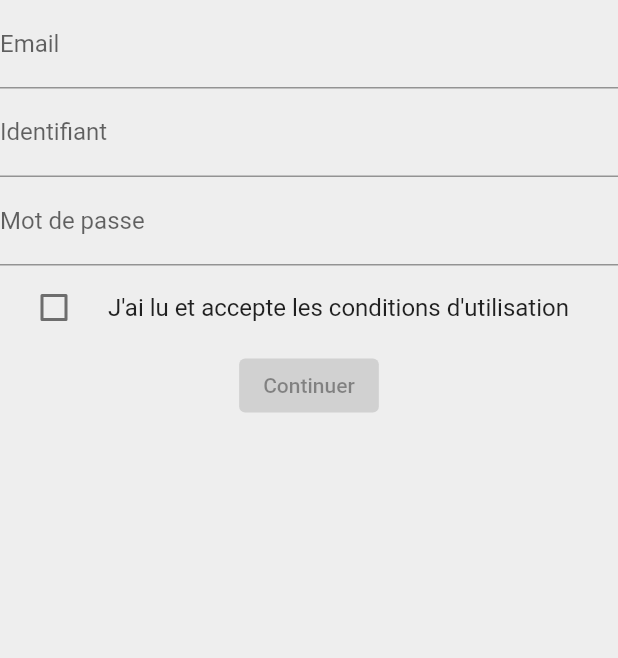
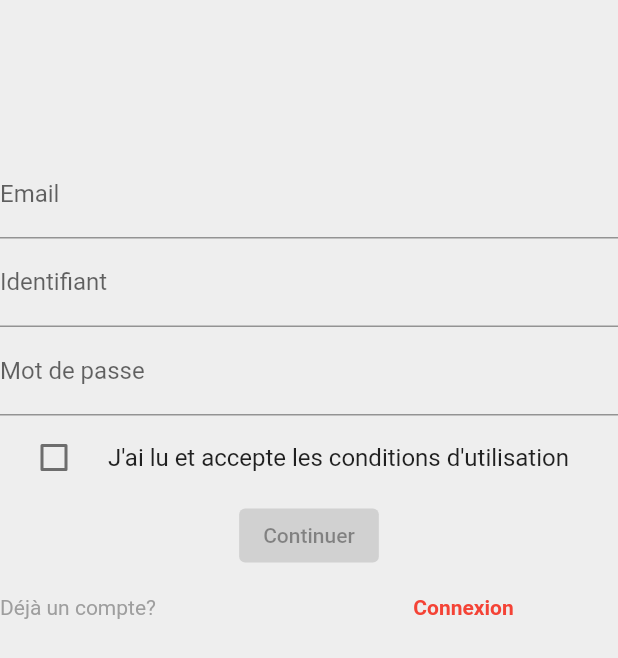
Before and after one commit to Anthony-Amico/squareMobil, a Flutter app: the Signup screen opened directly, on a phone screen of 412 x 824 dp. Shown: the top 658 px of the screen. Run offline on Flutter 3.47's test engine with Material 2 defaults, Android fonts, the phone set to English and light mode, and no system bars.

Commit message:
ludo_creation de compte

```diff
--- a/lib/src/Signup.dart
+++ b/lib/src/Signup.dart
@@ -33,7 +33,7 @@ class Signup extends StatelessWidget {
           child: Column(
             mainAxisAlignment: MainAxisAlignment.center,
             children: [
-              const SizedBox(height: 0),
+              const SizedBox(height: 100),
               const MyStatefulWidget(),
             ],
           ),
@@ -84,6 +84,7 @@ class _MyStatefulWidgetState extends State<MyStatefulWidget> {
 
       child: Column(
         crossAxisAlignment: CrossAxisAlignment.start,
+        mainAxisSize: MainAxisSize.max,
         children: <Widget>[
           TextFormField(
             controller: emailController,
@@ -154,6 +155,27 @@ class _MyStatefulWidgetState extends State<MyStatefulWidget> {
               child: const Text('Continuer'),
             ),
           ),
+          Row(
+            children: [
+              Expanded(child: Text('Déjà un compte?',
+                style: TextStyle(
+                  color: Colors.grey)
+                ),
+              ),
+              Expanded(child: TextButton(
+                child: const Text('Connexion',
+                  style: TextStyle(
+                    color: Colors.red,
+                    fontWeight: FontWeight.bold
+                  ),
+                ),
+                onPressed: () {
+                  Navigator.push(context, MaterialPageRoute(builder: (context) => const Signup()));
+                }
+               )
+              )
+            ],
+          ),
         ],
       ),
     );
```
